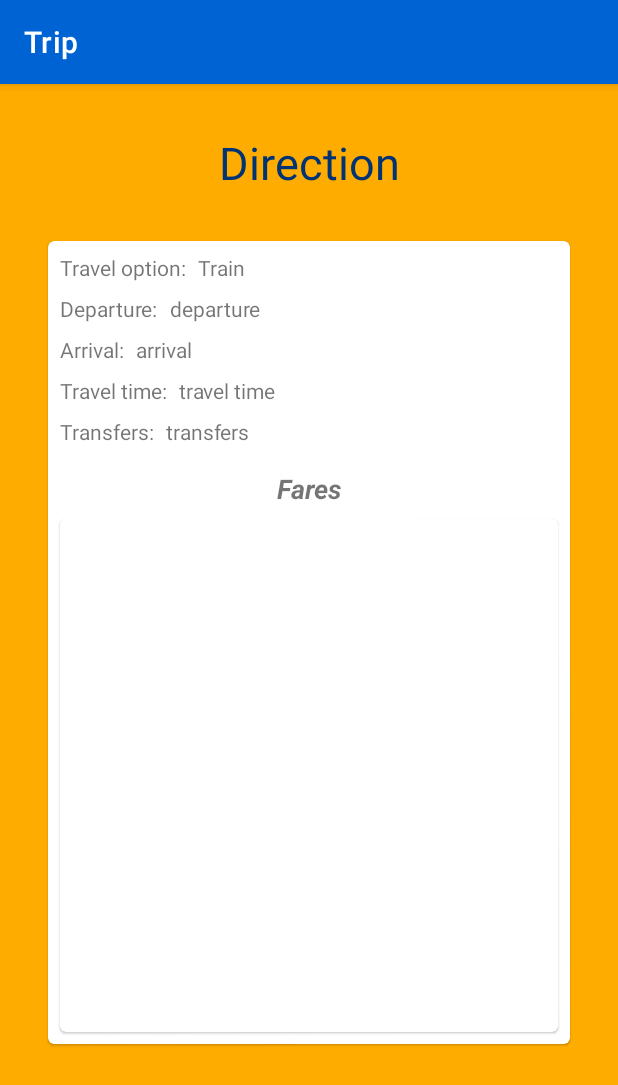
After one commit to buracc/ov-app, an Android app: the TripActivity screen opened directly, with no data from a screen before it, on a phone screen of 412 x 824 dp. The commit adds this screen. Shown: the top 1085 px of the screen. Run offline under Robolectric (Android 15) with nearby library versions, the phone set to English and light mode, and no system bars.

Commit message:
final app
- add favourites
- add individual trip page
- code refactors
- add DateUtil class

```diff
--- a/app/src/main/java/com/burak/android/ovapp/model/favourites/adapter/FavouriteAdapter.kt
+++ b/app/src/main/java/com/burak/android/ovapp/model/favourites/adapters/FavouriteAdapter.kt
@@ -1,4 +1,4 @@
-package com.burak.android.ovapp.model.favourites.adapter
+package com.burak.android.ovapp.model.favourites.adapters
 
 import android.content.Context
 import android.view.LayoutInflater
--- a/app/src/main/java/com/burak/android/ovapp/ui/favourites/FavouritesActivity.kt
+++ b/app/src/main/java/com/burak/android/ovapp/ui/favourites/FavouritesActivity.kt
@@ -9,13 +9,14 @@ import androidx.recyclerview.widget.LinearLayoutManager
 import androidx.recyclerview.widget.RecyclerView
 import com.burak.android.ovapp.R
 import com.burak.android.ovapp.model.favourites.Favourite
-import com.burak.android.ovapp.model.favourites.adapter.FavouriteAdapter
+import com.burak.android.ovapp.model.favourites.adapters.FavouriteAdapter
 import com.burak.android.ovapp.util.Routing
 import com.google.android.material.snackbar.Snackbar
 import kotlinx.android.synthetic.main.favourites_main.*
 import kotlinx.coroutines.GlobalScope
 import kotlinx.coroutines.launch
 
+@Suppress("DEPRECATION")
 class FavouritesActivity : AppCompatActivity() {
 
     private lateinit var favouritesViewModel: FavouritesViewModel
--- a/app/src/main/java/com/burak/android/ovapp/ui/trips/TripsViewModel.kt
+++ b/app/src/main/java/com/burak/android/ovapp/ui/search/SearchViewModel.kt
@@ -1,4 +1,4 @@
-package com.burak.android.ovapp.ui.trips
+package com.burak.android.ovapp.ui.search
 
 import android.app.Application
 import androidx.lifecycle.AndroidViewModel
@@ -8,7 +8,7 @@ import kotlinx.coroutines.CoroutineScope
 import kotlinx.coroutines.Dispatchers
 import kotlinx.coroutines.launch
 
-class TripsViewModel(application: Application) : AndroidViewModel(application) {
+class SearchViewModel(application: Application) : AndroidViewModel(application) {
     private val ioScope = CoroutineScope(Dispatchers.IO)
     private val favouriteRepository = FavouriteRepository(application.applicationContext)
 
--- /dev/null
+++ b/app/src/main/java/com/burak/android/ovapp/ui/search/trip/TripActivity.kt
@@ -0,0 +1,41 @@
+package com.burak.android.ovapp.ui.search.trip
+
+import android.os.Bundle
+import androidx.appcompat.app.AppCompatActivity
+import androidx.recyclerview.widget.LinearLayoutManager
+import androidx.recyclerview.widget.RecyclerView
+import com.burak.android.ovapp.R
+import com.burak.android.ovapp.model.trips.Trip
+import com.burak.android.ovapp.model.trips.adapters.FareAdapter
+import com.burak.android.ovapp.util.DateUtil
+import kotlinx.android.synthetic.main.trip_main.*
+
+@Suppress("DEPRECATION")
+class TripActivity : AppCompatActivity() {
+
+    override fun onCreate(savedInstanceState: Bundle?) {
+        super.onCreate(savedInstanceState)
+        setContentView(R.layout.trip_main)
+
+        if (intent.extras != null) {
+            if (intent.hasExtra("trip")) {
+                val trip = intent.getParcelableExtra<Trip>("trip")
+
+                if (trip != null) {
+                    rvFares.layoutManager = LinearLayoutManager(this, RecyclerView.VERTICAL, false)
+                    rvFares.adapter = FareAdapter(trip.fares)
+
+                    val departureTime = DateUtil.parseString(trip.getDepartureTime()!!)
+                    val arrivalTime = DateUtil.parseString(trip.getArrivalTime()!!)
+                    val diffMinutes = DateUtil.getTravelTimeMinutes(departureTime, arrivalTime)
+
+                    tvDeparture.text = DateUtil.toTimeString(trip.getDepartureTime()!!)
+                    tvArrival.text = DateUtil.toTimeString(trip.getArrivalTime()!!)
+                    tvTravelTime.text = "$diffMinutes minutes"
+                    tvTransfers.text = (trip.legs.size - 1).toString()
+                    tvTripTitle.text = trip.getDirection().station.name
+                }
+            }
+        }
+    }
+}
--- a/app/src/main/res/layout/favourites_main.xml
+++ b/app/src/main/res/layout/favourites_main.xml
@@ -11,7 +11,7 @@
         android:layout_width="wrap_content"
         android:layout_height="wrap_content"
         android:layout_marginTop="32dp"
-        android:text="@string/favourites"
+        android:text="Favourite destinations"
         android:textColor="@color/colorAccent"
         android:textSize="30sp"
         app:layout_constraintEnd_toEndOf="parent"
@@ -19,7 +19,7 @@
         app:layout_constraintTop_toTopOf="parent" />
 
     <com.google.android.material.card.MaterialCardView
-        android:id="@+id/cardTripsMain"
+        android:id="@+id/cardSearchMain"
         android:layout_width="0dp"
         android:layout_height="0dp"
         android:layout_marginStart="32dp"
--- /dev/null
+++ b/app/src/main/res/layout/trip_main.xml
@@ -0,0 +1,176 @@
+<?xml version="1.0" encoding="utf-8"?>
+<androidx.constraintlayout.widget.ConstraintLayout xmlns:android="http://schemas.android.com/apk/res/android"
+    xmlns:app="http://schemas.android.com/apk/res-auto"
+    xmlns:tools="http://schemas.android.com/tools"
+    android:layout_width="match_parent"
+    android:layout_height="match_parent"
+    android:background="@color/colorPrimary">
+
+    <TextView
+        android:id="@+id/tvTripTitle"
+        android:layout_width="wrap_content"
+        android:layout_height="wrap_content"
+        android:layout_marginStart="16dp"
+        android:layout_marginTop="32dp"
+        android:layout_marginEnd="16dp"
+        android:text="Direction"
+        android:textColor="@color/colorAccent"
+        android:textSize="30sp"
+        app:layout_constraintEnd_toEndOf="parent"
+        app:layout_constraintStart_toStartOf="parent"
+        app:layout_constraintTop_toTopOf="parent" />
+
+    <com.google.android.material.card.MaterialCardView
+        android:id="@+id/cardTripMain"
+        android:layout_width="0dp"
+        android:layout_height="0dp"
+        android:layout_marginStart="32dp"
+        android:layout_marginTop="32dp"
+        android:layout_marginEnd="32dp"
+        android:layout_marginBottom="128dp"
+        android:background="@color/white"
+        app:layout_constraintBottom_toBottomOf="parent"
+        app:layout_constraintEnd_toEndOf="parent"
+        app:layout_constraintStart_toStartOf="parent"
+        app:layout_constraintTop_toBottomOf="@+id/tvTripTitle">
+
+        <androidx.constraintlayout.widget.ConstraintLayout
+            android:layout_width="match_parent"
+            android:layout_height="match_parent">
+
+            <TextView
+                android:id="@+id/textView5"
+                android:layout_width="wrap_content"
+                android:layout_height="wrap_content"
+                android:layout_marginStart="8dp"
+                android:layout_marginTop="8dp"
+                android:text="Travel option:"
+                app:layout_constraintStart_toStartOf="parent"
+                app:layout_constraintTop_toTopOf="parent" />
+
+            <TextView
+                android:id="@+id/tvTravelOption"
+                android:layout_width="wrap_content"
+                android:layout_height="wrap_content"
+                android:layout_marginStart="8dp"
+                android:layout_marginTop="8dp"
+                android:text="Train"
+                app:layout_constraintStart_toEndOf="@+id/textView5"
+                app:layout_constraintTop_toTopOf="parent" />
+
+            <TextView
+                android:id="@+id/textView7"
+                android:layout_width="wrap_content"
+                android:layout_height="wrap_content"
+                android:layout_marginStart="8dp"
+                android:layout_marginTop="8dp"
+                android:text="Departure:"
+                app:layout_constraintStart_toStartOf="parent"
+                app:layout_constraintTop_toBottomOf="@+id/textView5" />
+
+            <TextView
+                android:id="@+id/tvDeparture"
+                android:layout_width="wrap_content"
+                android:layout_height="wrap_content"
+                android:layout_marginStart="8dp"
+                android:layout_marginTop="8dp"
+                android:text="departure"
+                app:layout_constraintStart_toEndOf="@+id/textView7"
+                app:layout_constraintTop_toBottomOf="@+id/tvTravelOption" />
+
+            <TextView
+                android:id="@+id/textView9"
+                android:layout_width="wrap_content"
+                android:layout_height="wrap_content"
+                android:layout_marginStart="8dp"
+                android:layout_marginTop="8dp"
+                android:text="Arrival:"
+                app:layout_constraintStart_toStartOf="parent"
+                app:layout_constraintTop_toBottomOf="@+id/textView7" />
+
+            <TextView
+                android:id="@+id/tvArrival"
+                android:layout_width="wrap_content"
+                android:layout_height="wrap_content"
+                android:layout_marginStart="8dp"
+                android:layout_marginTop="8dp"
+                android:text="arrival"
+                app:layout_constraintStart_toEndOf="@+id/textView9"
+                app:layout_constraintTop_toBottomOf="@+id/tvDeparture" />
+
+            <TextView
+                android:id="@+id/textView11"
+                android:layout_width="wrap_content"
+                android:layout_height="wrap_content"
+                android:layout_marginStart="8dp"
+                android:layout_marginTop="8dp"
+                android:text="Travel time:"
+                app:layout_constraintStart_toStartOf="parent"
+                app:layout_constraintTop_toBottomOf="@+id/textView9" />
+
+            <TextView
+                android:id="@+id/tvTravelTime"
+                android:layout_width="wrap_content"
+                android:layout_height="wrap_content"
+                android:layout_marginStart="8dp"
+                android:layout_marginTop="8dp"
+                android:text="travel time"
+                app:layout_constraintStart_toEndOf="@+id/textView11"
+                app:layout_constraintTop_toBottomOf="@+id/tvArrival" />
+
+            <TextView
+                android:id="@+id/textView13"
+                android:layout_width="wrap_content"
+                android:layout_height="wrap_content"
+                android:layout_marginStart="8dp"
+                android:layout_marginTop="8dp"
+                android:text="Transfers:"
+                app:layout_constraintStart_toStartOf="parent"
+                app:layout_constraintTop_toBottomOf="@+id/textView11" />
+
+            <TextView
+                android:id="@+id/tvTransfers"
+                android:layout_width="wrap_content"
+                android:layout_height="wrap_content"
+                android:layout_marginStart="8dp"
+                android:layout_marginTop="8dp"
+                android:text="transfers"
+                app:layout_constraintStart_toEndOf="@+id/textView13"
+                app:layout_constraintTop_toBottomOf="@+id/tvTravelTime" />
+
+            <TextView
+                android:id="@+id/textView15"
+                android:layout_width="wrap_content"
+                android:layout_height="wrap_content"
+                android:layout_marginTop="16dp"
+                android:text="Fares"
+                android:textSize="18sp"
+                android:textStyle="bold|italic"
+                app:layout_constraintEnd_toEndOf="parent"
+                app:layout_constraintStart_toStartOf="parent"
+                app:layout_constraintTop_toBottomOf="@+id/textView13" />
+
+            <com.google.android.material.card.MaterialCardView
+                android:id="@+id/cardFares"
+                android:layout_width="0dp"
+                android:layout_height="0dp"
+                android:layout_marginStart="8dp"
+                android:layout_marginTop="8dp"
+                android:layout_marginEnd="8dp"
+                android:layout_marginBottom="8dp"
+                android:background="@color/white"
+                app:layout_constraintBottom_toBottomOf="parent"
+                app:layout_constraintEnd_toEndOf="parent"
+                app:layout_constraintStart_toStartOf="parent"
+                app:layout_constraintTop_toBottomOf="@+id/textView15">
+
+                <androidx.recyclerview.widget.RecyclerView
+                    android:id="@+id/rvFares"
+                    android:layout_width="match_parent"
+                    android:layout_height="match_parent" />
+            </com.google.android.material.card.MaterialCardView>
+        </androidx.constraintlayout.widget.ConstraintLayout>
+    </com.google.android.material.card.MaterialCardView>
+
+
+</androidx.constraintlayout.widget.ConstraintLayout>
```
Also changed, not shown: app/src/main/AndroidManifest.xml (+5 -2 lines), app/src/main/java/com/burak/android/ovapp/model/trips/adapters/FareAdapter.kt (added, +42 -0 lines), app/src/main/java/com/burak/android/ovapp/model/trips/adapters/TripAdapter.kt (renamed from app/src/main/java/com/burak/android/ovapp/model/trips/adapter/TripAdapter.kt, +15 -13 lines), app/src/main/java/com/burak/android/ovapp/ui/main/MainActivity.kt (+4 -9 lines), app/src/main/java/com/burak/android/ovapp/ui/search/SearchActivity.kt (added, +69 -0 lines), app/src/main/java/com/burak/android/ovapp/ui/trips/TripsActivity.kt (deleted, +0 -55 lines), app/src/main/java/com/burak/android/ovapp/util/DateUtil.kt (+38 -12 lines), app/src/main/java/com/burak/android/ovapp/util/NSApi.kt (+25 -23 lines), app/src/main/java/com/burak/android/ovapp/util/Routing.kt (+8 -14 lines), app/src/main/res/layout/fare_card.xml (added, +116 -0 lines), app/src/main/res/layout/search_main.xml (renamed from app/src/main/res/layout/trips_main.xml, +24 -7 lines), app/src/main/res/layout/search_card.xml (renamed from app/src/main/res/layout/trip_card.xml).
